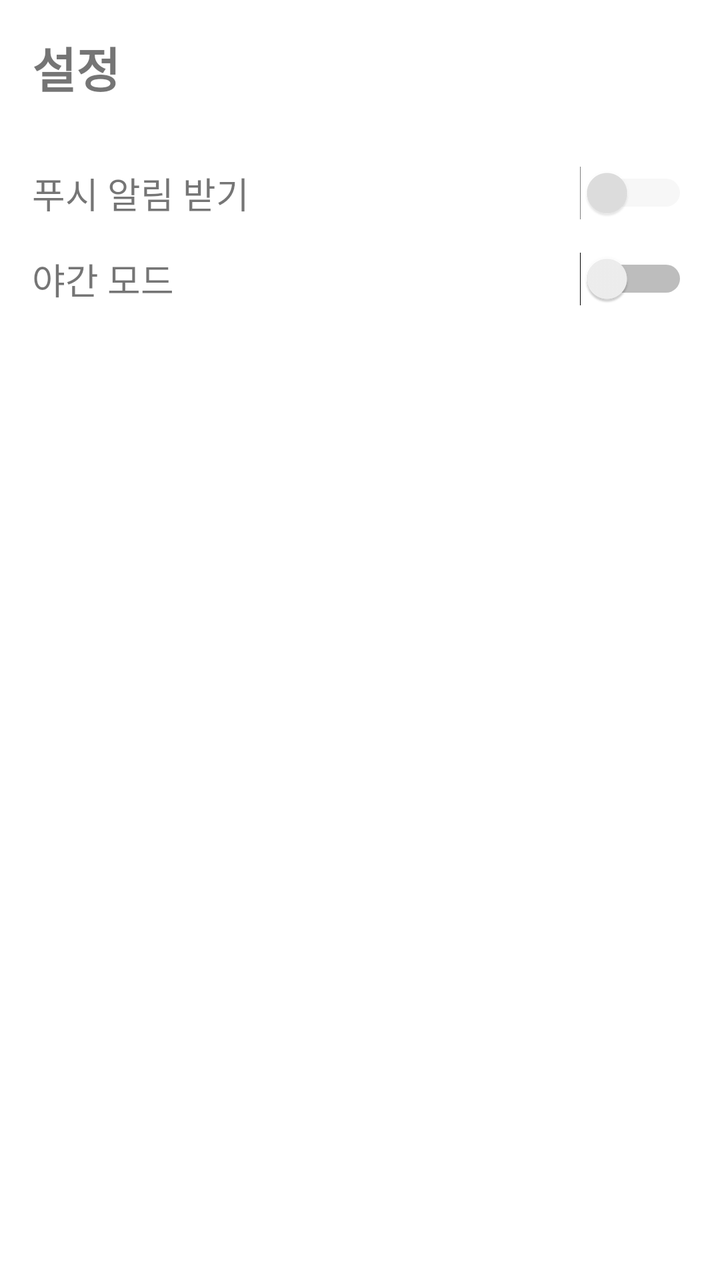
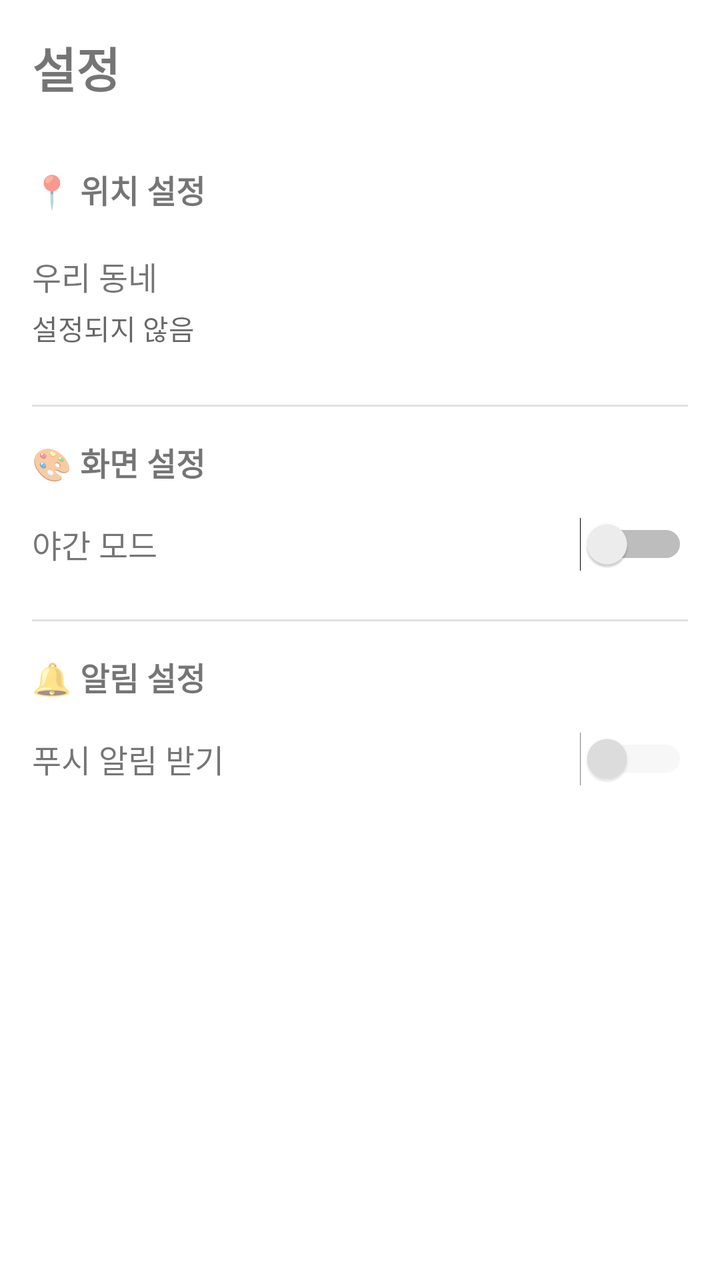

An Android layout rendered at two revisions. The XML below is the earlier revision; the diff shows what the commit changed to produce the second picture.
<!-- AndroidManifest.xml: application theme Theme.SocialMyMap -->
<!-- res/layout/activity_settings.xml -->
<?xml version="1.0" encoding="utf-8"?>
<LinearLayout xmlns:android="http://schemas.android.com/apk/res/android"
    android:layout_width="match_parent"
    android:layout_height="match_parent"
    android:orientation="vertical"
    android:padding="16dp">

    <TextView
        android:layout_width="wrap_content"
        android:layout_height="wrap_content"
        android:text="설정"
        android:textSize="24sp"
        android:textStyle="bold"
        android:layout_marginBottom="24dp"/>

    <LinearLayout
        android:layout_width="match_parent"
        android:layout_height="wrap_content"
        android:orientation="horizontal"
        android:gravity="center_vertical"
        android:paddingTop="8dp"
        android:paddingBottom="8dp">
        <TextView
            android:layout_width="0dp"
            android:layout_height="wrap_content"
            android:layout_weight="1"
            android:text="푸시 알림 받기"
            android:textSize="18sp"/>
        <Switch
            android:id="@+id/switch_push_notification"
            android:layout_width="wrap_content"
            android:layout_height="wrap_content"
            android:checked="false"
            android:enabled="false"
            android:alpha="0.5"/>
    </LinearLayout>

    <LinearLayout
        android:layout_width="match_parent"
        android:layout_height="wrap_content"
        android:orientation="horizontal"
        android:gravity="center_vertical"
        android:paddingTop="8dp"
        android:paddingBottom="8dp">
        <TextView
            android:layout_width="0dp"
            android:layout_height="wrap_content"
            android:layout_weight="1"
            android:text="야간 모드"
            android:textSize="18sp"/>
        <Switch
            android:id="@+id/switch_dark_mode"
            android:layout_width="wrap_content"
            android:layout_height="wrap_content"/>
    </LinearLayout>

</LinearLayout>
<!-- resources referenced by this layout -->
<resources>
  <style name="Theme.SocialMyMap" parent="Theme.MaterialComponents.DayNight.DarkActionBar">
          
          <item name="colorPrimary">@color/blue_500</item>
          <item name="colorPrimaryVariant">@color/blue_700</item>
          <item name="colorOnPrimary">@color/white</item>
          
          <item name="colorSecondary">@color/teal_200</item>
          <item name="colorSecondaryVariant">@color/teal_700</item>
          <item name="colorOnSecondary">@color/black</item>
          
          <item name="android:statusBarColor" tools:targetApi="l">?attr/colorPrimaryVariant</item>
          
  
          
          <item name="android:windowDrawsSystemBarBackgrounds">true</item>
          <item name="android:statusBarColor">@android:color/transparent</item>
          <item name="android:navigationBarColor">@android:color/transparent</item>
          <item name="android:windowLightStatusBar">true</item>
          <item name="android:windowLightNavigationBar" tools:targetApi="o_mr1">true</item>
      </style>
  <color name="blue_500">#2196F3</color>
  <color name="blue_700">#1976D2</color>
  <color name="white">#FFFFFFFF</color>
  <color name="teal_200">#FF03DAC5</color>
  <color name="teal_700">#FF018786</color>
  <color name="black">#FF000000</color>
</resources>

<!-- the commit's change to res/layout/activity_settings.xml (unified diff, before → after) -->
@@ -1,57 +1,131 @@
 <?xml version="1.0" encoding="utf-8"?>
-<LinearLayout xmlns:android="http://schemas.android.com/apk/res/android"
+<ScrollView xmlns:android="http://schemas.android.com/apk/res/android"
     android:layout_width="match_parent"
-    android:layout_height="match_parent"
-    android:orientation="vertical"
-    android:padding="16dp">
-
-    <TextView
-        android:layout_width="wrap_content"
-        android:layout_height="wrap_content"
-        android:text="설정"
-        android:textSize="24sp"
-        android:textStyle="bold"
-        android:layout_marginBottom="24dp"/>
+    android:layout_height="match_parent">
 
     <LinearLayout
         android:layout_width="match_parent"
         android:layout_height="wrap_content"
-        android:orientation="horizontal"
-        android:gravity="center_vertical"
-        android:paddingTop="8dp"
-        android:paddingBottom="8dp">
+        android:orientation="vertical"
+        android:padding="16dp">
+
         <TextView
-            android:layout_width="0dp"
-            android:layout_height="wrap_content"
-            android:layout_weight="1"
-            android:text="푸시 알림 받기"
-            android:textSize="18sp"/>
-        <Switch
-            android:id="@+id/switch_push_notification"
             android:layout_width="wrap_content"
             android:layout_height="wrap_content"
-            android:checked="false"
-            android:enabled="false"
-            android:alpha="0.5"/>
+            android:text="설정"
+            android:textSize="24sp"
+            android:textStyle="bold"
+            android:layout_marginBottom="24dp"/>
+
+        
+        <TextView
+            android:layout_width="wrap_content"
+            android:layout_height="wrap_content"
+            android:text="📍 위치 설정"
+            android:textSize="16sp"
+            android:textStyle="bold"
+            android:layout_marginTop="8dp"
+            android:layout_marginBottom="8dp"/>
+
+        <LinearLayout
+            android:id="@+id/layout_home_region"
+            android:layout_width="match_parent"
+            android:layout_height="wrap_content"
+            android:orientation="vertical"
+            android:background="?attr/selectableItemBackground"
+            android:clickable="true"
+            android:focusable="true"
+            android:paddingTop="12dp"
+            android:paddingBottom="12dp">
+
+            <TextView
+                android:layout_width="wrap_content"
+                android:layout_height="wrap_content"
+                android:text="우리 동네"
+                android:textSize="16sp"/>
+
+            <TextView
+                android:id="@+id/tv_home_region"
+                android:layout_width="wrap_content"
+                android:layout_height="wrap_content"
+                android:text="설정되지 않음"
+                android:textSize="14sp"
+                android:textColor="?android:attr/textColorSecondary"
+                android:layout_marginTop="4dp"/>
+        </LinearLayout>
+
+        <View
+            android:layout_width="match_parent"
+            android:layout_height="1dp"
+            android:background="?android:attr/listDivider"
+            android:layout_marginTop="16dp"
+            android:layout_marginBottom="16dp"/>
+
+        
+        <TextView
+            android:layout_width="wrap_content"
+            android:layout_height="wrap_content"
+            android:text="🎨 화면 설정"
+            android:textSize="16sp"
+            android:textStyle="bold"
+            android:layout_marginBottom="8dp"/>
+
+        <LinearLayout
+            android:layout_width="match_parent"
+            android:layout_height="wrap_content"
+            android:orientation="horizontal"
+            android:gravity="center_vertical"
+            android:paddingTop="8dp"
+            android:paddingBottom="8dp">
+            <TextView
+                android:layout_width="0dp"
+                android:layout_height="wrap_content"
+                android:layout_weight="1"
+                android:text="야간 모드"
+                android:textSize="16sp"/>
+            <Switch
+                android:id="@+id/switch_dark_mode"
+                android:layout_width="wrap_content"
+                android:layout_height="wrap_content"/>
+        </LinearLayout>
+
+        <View
+            android:layout_width="match_parent"
+            android:layout_height="1dp"
+            android:background="?android:attr/listDivider"
+            android:layout_marginTop="16dp"
+            android:layout_marginBottom="16dp"/>
+
+        
+        <TextView
+            android:layout_width="wrap_content"
+            android:layout_height="wrap_content"
+            android:text="🔔 알림 설정"
+            android:textSize="16sp"
+            android:textStyle="bold"
+            android:layout_marginBottom="8dp"/>
+
+        <LinearLayout
+            android:layout_width="match_parent"
+            android:layout_height="wrap_content"
+            android:orientation="horizontal"
+            android:gravity="center_vertical"
+            android:paddingTop="8dp"
+            android:paddingBottom="8dp">
+            <TextView
+                android:layout_width="0dp"
+                android:layout_height="wrap_content"
+                android:layout_weight="1"
+                android:text="푸시 알림 받기"
+                android:textSize="16sp"/>
+            <Switch
+                android:id="@+id/switch_push_notification"
+                android:layout_width="wrap_content"
+                android:layout_height="wrap_content"
+                android:checked="false"
+                android:enabled="false"
+                android:alpha="0.5"/>
+        </LinearLayout>
+
     </LinearLayout>
-
-    <LinearLayout
-        android:layout_width="match_parent"
-        android:layout_height="wrap_content"
-        android:orientation="horizontal"
-        android:gravity="center_vertical"
-        android:paddingTop="8dp"
-        android:paddingBottom="8dp">
-        <TextView
-            android:layout_width="0dp"
-            android:layout_height="wrap_content"
-            android:layout_weight="1"
-            android:text="야간 모드"
-            android:textSize="18sp"/>
-        <Switch
-            android:id="@+id/switch_dark_mode"
-            android:layout_width="wrap_content"
-            android:layout_height="wrap_content"/>
-    </LinearLayout>
-
-</LinearLayout>
+</ScrollView>
